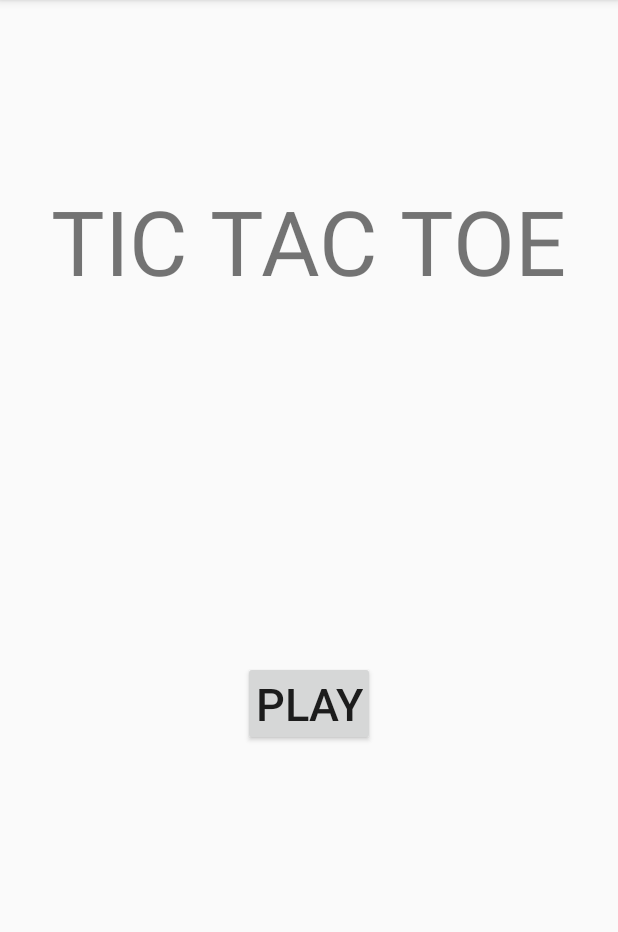
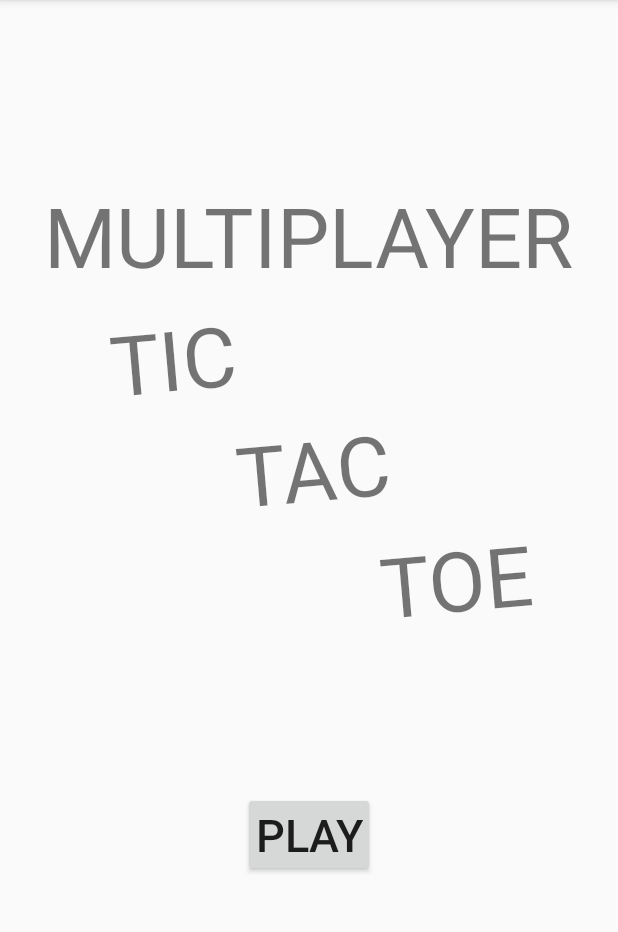
Before and after one commit to ToastBoxMe/AAD_game, an Android app: the screen it shows after launch (MainActivity), on a phone screen of 412 x 824 dp, the part 84-1016 px from its top. Run offline under Robolectric (Android 15) with nearby library versions, the phone set to English and light mode, and no system bars.

Commit message:
animate title

```diff
--- a/app/src/main/java/com/aad/aad_game/MainActivity.java
+++ b/app/src/main/java/com/aad/aad_game/MainActivity.java
@@ -5,29 +5,50 @@ import androidx.appcompat.app.AppCompatActivity;
 import android.content.Intent;
 import android.os.Bundle;
 import android.view.View;
+import android.view.animation.Animation;
+import android.view.animation.AnimationUtils;
 import android.widget.Button;
+import android.widget.TextView;
 
 public class MainActivity extends AppCompatActivity {
 
     private Button playButton;
-
+    private TextView ticTextView;
+    private TextView tacTextView;
+    private TextView toeTextView;
+    private TextView multiplayerTextView;
     @Override
     protected void onCreate(Bundle savedInstanceState) {
-        super.onCreate(savedInstanceState);
-        setContentView(R.layout.activity_main);
+            super.onCreate(savedInstanceState);
+            setContentView(R.layout.activity_main);
+
+            ticTextView = findViewById(R.id.tic_title);
+            tacTextView = findViewById(R.id.tac_title);
+            toeTextView = findViewById(R.id.toe_title);
+            multiplayerTextView = findViewById(R.id.multiplayer_title);
+
+            animateTitle();
 
         //click play
         playButton = findViewById(R.id.start_play_button);
         playButton.setOnClickListener(new View.OnClickListener() {
             @Override
             public void onClick(View v) {
+
                 openGame();
             }
-
         });
     }
     public void openGame () {
         Intent intent = new Intent(this, Game.class);
         startActivity(intent);
     }
+    public void animateTitle (){
+        Animation animation = AnimationUtils.loadAnimation(this, R.anim.anim_title);
+        Animation animationMultipalyer = AnimationUtils.loadAnimation(this, R.anim.anim_title_multiplayer);
+        multiplayerTextView.startAnimation(animationMultipalyer);
+        ticTextView.startAnimation(animation);
+        tacTextView.startAnimation(animation);
+        toeTextView.startAnimation(animation);
+    }
 }
--- /dev/null
+++ b/app/src/main/res/anim/anim_title.xml
@@ -0,0 +1,11 @@
+<?xml version="1.0" encoding="utf-8"?>
+<set xmlns:android="http://schemas.android.com/apk/res/android">
+    <rotate
+        android:duration="100"
+        android:fromDegrees="-5"
+        android:pivotX="50%"
+        android:pivotY="50%"
+        android:repeatCount="infinite"
+        android:repeatMode="reverse"
+        android:toDegrees="5" />
+</set>
--- /dev/null
+++ b/app/src/main/res/anim/anim_title_multiplayer.xml
@@ -0,0 +1,16 @@
+<?xml version="1.0" encoding="utf-8"?>
+<set xmlns:android="http://schemas.android.com/apk/res/android">
+    <scale
+        android:fromXScale="1.0"
+        android:fromYScale="1.0"
+        android:toXScale="1.15"
+        android:toYScale="1.15"
+        android:pivotX="50%"
+        android:pivotY="50%"
+        android:duration="500"
+        android:repeatMode="reverse"
+        android:repeatCount="infinite"
+        />
+
+
+</set>
--- a/app/src/main/res/layout/activity_main.xml
+++ b/app/src/main/res/layout/activity_main.xml
@@ -4,25 +4,67 @@
     android:layout_width="match_parent"
     android:layout_height="match_parent"
     tools:context=".MainActivity">
+
     <TextView
+        android:id="@+id/multiplayer_title"
         android:layout_width="wrap_content"
         android:layout_height="wrap_content"
-        android:text="@string/title_text"
-        android:textSize="60sp"
+        android:layout_alignParentTop="true"
+        android:layout_centerHorizontal="true"
+        android:layout_marginEnd="27dp"
         android:layout_marginTop="120dp"
-        android:layout_centerHorizontal="true"
-        android:id="@+id/game_title"
+        android:text="multiplayer"
+        android:textSize="55sp"
+        android:textAllCaps="true"
         />
-    <Button
+
+    <TextView
+        android:id="@+id/tic_title"
         android:layout_width="wrap_content"
         android:layout_height="wrap_content"
+        android:layout_below="@+id/multiplayer_title"
+        android:layout_alignParentStart="true"
+        android:layout_marginStart="70dp"
+        android:layout_marginTop="12dp"
+        android:text="tic"
+        android:textSize="55sp"
+        android:textAllCaps="true"/>
+
+    <TextView
+        android:id="@+id/tac_title"
+        android:layout_width="wrap_content"
+        android:layout_height="wrap_content"
+        android:layout_centerHorizontal="true"
+        android:layout_below="@+id/tic_title"
+        android:text="tac"
+        android:textSize="55sp"
+        android:textAllCaps="true"
+
+        />
+    <TextView
+
+        android:id="@+id/toe_title"
+        android:layout_width="wrap_content"
+        android:layout_height="wrap_content"
+        android:layout_alignParentEnd="true"
+        android:layout_marginEnd="60dp"
+        android:layout_below="@+id/tac_title"
+        android:text="toe"
+        android:textSize="55sp"
+        android:textAllCaps="true"
+        />
+
+    <Button
+        android:id="@+id/start_play_button"
+        android:layout_width="wrap_content"
+        android:layout_height="wrap_content"
+        android:layout_below="@+id/toe_title"
+        android:layout_centerHorizontal="true"
+        android:layout_marginTop="100dp"
+        android:layout_marginBottom="174dp"
+        android:padding="8dp"
         android:text="@string/play"
-        android:layout_centerHorizontal="true"
-        android:layout_below="@+id/game_title"
-        android:layout_marginTop="240dp"
-        android:padding="8dp"
         android:textSize="30sp"
-        android:id="@+id/start_play_button"
         />
 
 
--- a/build.gradle
+++ b/build.gradle
@@ -8,7 +8,7 @@ buildscript {
 
     }
     dependencies {
-        classpath 'com.android.tools.build:gradle:3.6.3'
+        classpath 'com.android.tools.build:gradle:4.0.0'
 
 
         // NOTE: Do not place your application dependencies here; they belong
```
Also changed, not shown: gradle/wrapper/gradle-wrapper.properties.
